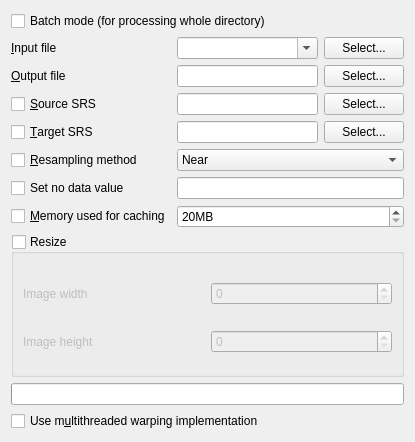
Old version of the form qgis/python/plugins/GdalTools/tools/widgetWarp.ui in the repository sourcepole/qgis.
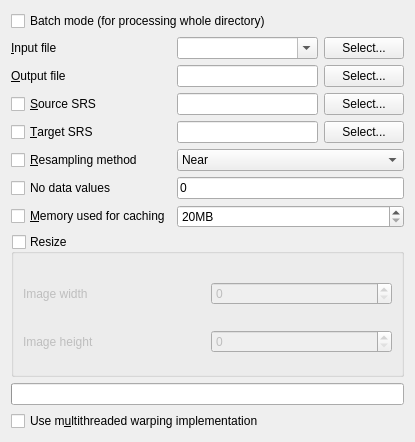
New version of the form.

Commit message: allow multiple values in proximity tool, allow multiple no-data values in warp tool, fixed error in retrieving srs

What changed in the file:
```diff
--- a/qgis/python/plugins/GdalTools/tools/widgetWarp.ui
+++ b/qgis/python/plugins/GdalTools/tools/widgetWarp.ui
@@ -192,12 +192,16 @@
      <item row="5" column="0">
       <widget class="QCheckBox" name="noDataCheck">
        <property name="text">
-        <string>Set no data value</string>
+        <string>No data values</string>
        </property>
       </widget>
      </item>
      <item row="5" column="1">
-      <widget class="QLineEdit" name="noDataEdit"/>
+      <widget class="QLineEdit" name="noDataEdit">
+       <property name="text">
+        <string>0</string>
+       </property>
+      </widget>
      </item>
      <item row="6" column="0">
       <widget class="QCheckBox" name="cacheCheck">
```
The commit also changes 6 other files.
